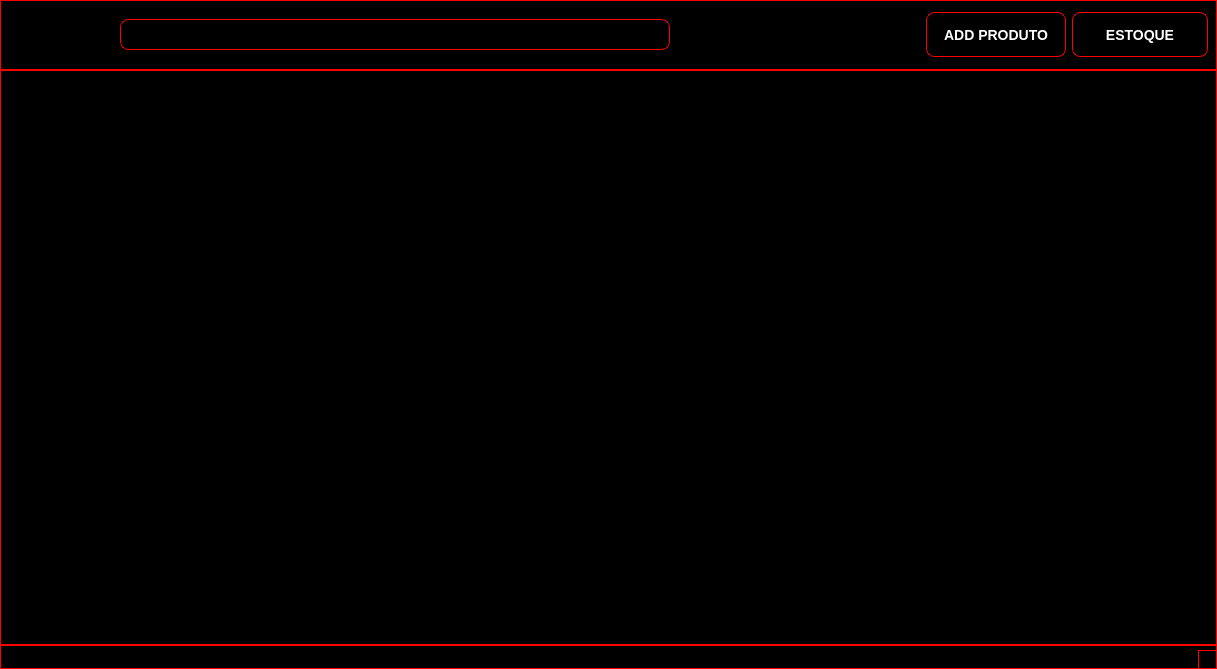
First picture: the form in desktop/window/form_products/produtos.ui, repository hnmcano/unique, before the edit.
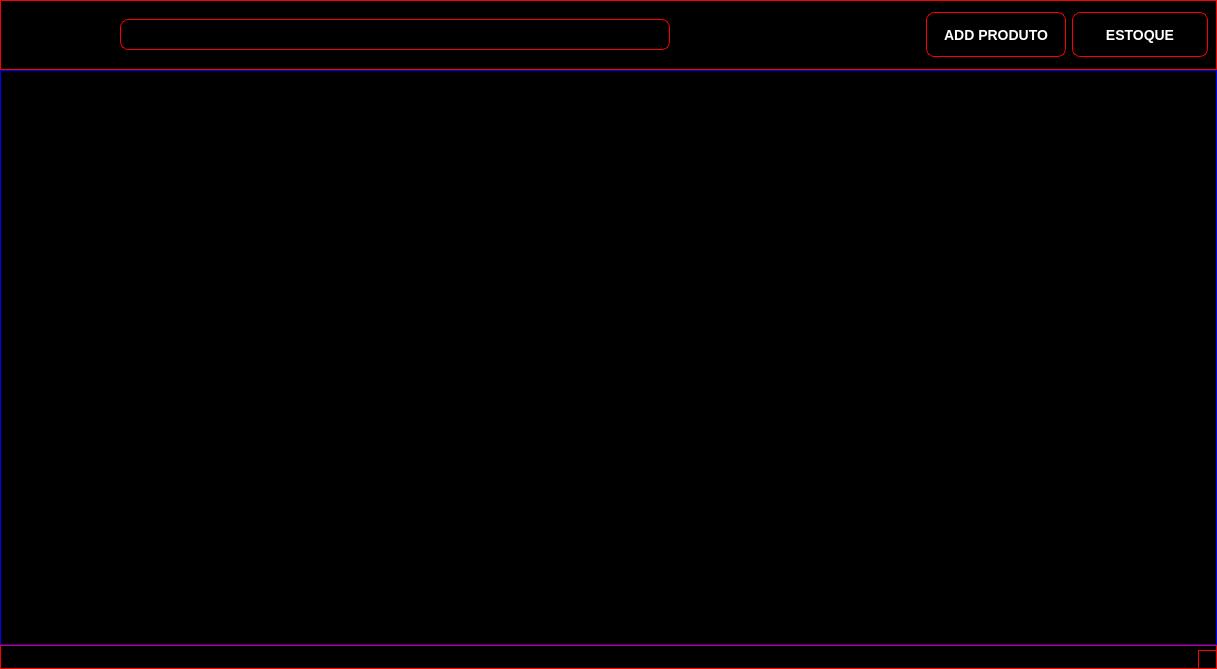
Second picture: the form after the edit.

Patch:
```diff
--- a/desktop/window/form_products/produtos.ui
+++ b/desktop/window/form_products/produtos.ui
@@ -295,7 +295,13 @@
         <number>0</number>
        </property>
        <item>
-        <widget class="QTableWidget" name="table_products"/>
+        <widget class="QTableWidget" name="table_products">
+         <property name="styleSheet">
+          <string notr="true">background- color: white;
+border: 1px solid blue;
+boder-radius: 5px;</string>
+         </property>
+        </widget>
        </item>
       </layout>
      </widget>
```
Left out of the diff: 5 changed lines with no effect on the pictures.
